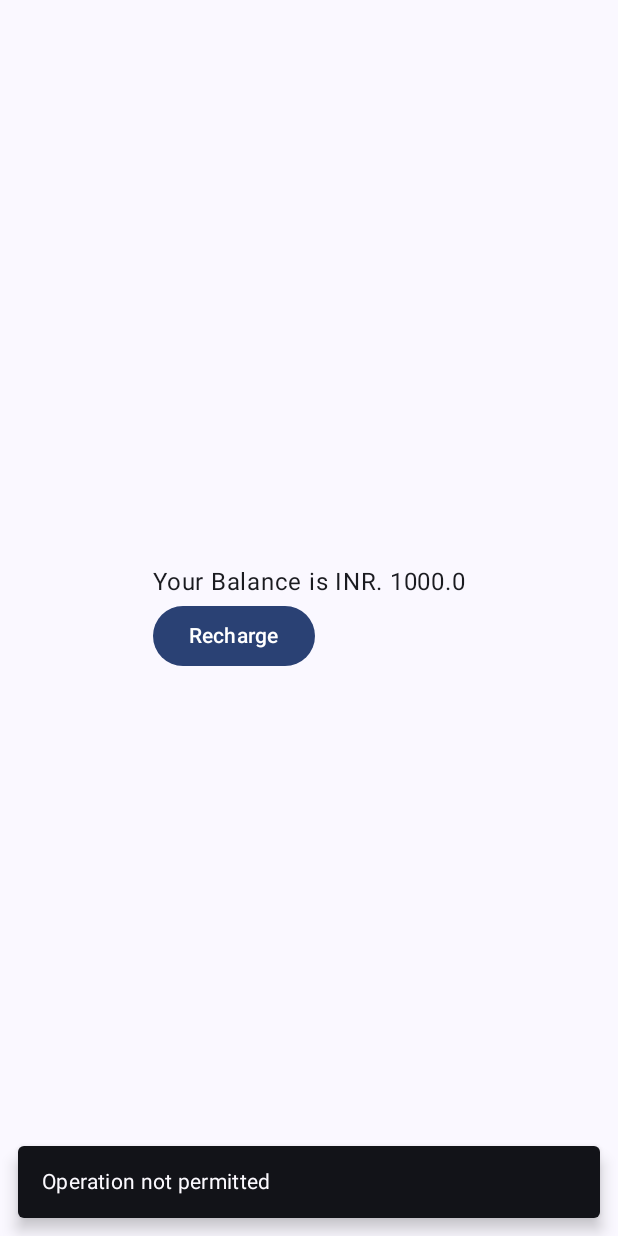
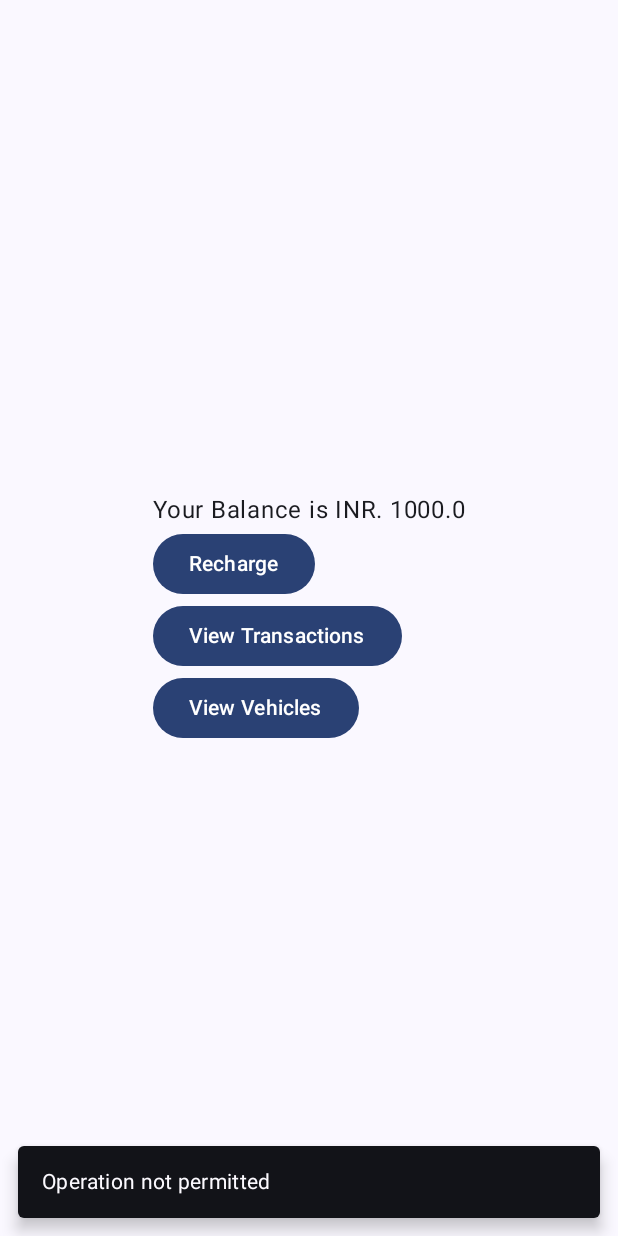
Before and after one commit to jainhardik120/gatepay_android, an Android app built with Jetpack Compose: the composable HomeScreen shown on its own in the app's theme, on a phone screen of 412 x 824 dp. Run offline under Robolectric (Android 15) with nearby library versions, the phone set to English and light mode, and no system bars; our stand-ins replace Dagger/Hilt's generated code; libraries missing offline, so code that uses them is left out: com.razorpay; 1 statement that could not run was skipped.

Commit message:
Added Vehicles and Transactions Screens

```diff
--- a/app/src/main/java/com/jainhardik120/gatepay/ui/BaseViewModel.kt
+++ b/app/src/main/java/com/jainhardik120/gatepay/ui/BaseViewModel.kt
@@ -26,7 +26,7 @@ abstract class BaseViewModel : ViewModel() {
     }
 
     open fun onTextException(message: String) {
-        sendUiEvent(UiEvent.ShowSnackbar(message))
+        sendUiEvent(UiEvent.ShowSnackBar(message))
     }
 
     open fun apiPreExecuting() {
--- a/app/src/main/java/com/jainhardik120/gatepay/ui/CollectUiEvents.kt
+++ b/app/src/main/java/com/jainhardik120/gatepay/ui/CollectUiEvents.kt
@@ -22,7 +22,7 @@ fun CollectUiEvents(
                     navHostController.navigate(event.route)
                 }
 
-                is UiEvent.ShowSnackbar -> {
+                is UiEvent.ShowSnackBar -> {
                     hostState.showSnackbar(event.message)
                 }
 
--- a/app/src/main/java/com/jainhardik120/gatepay/ui/UiEvent.kt
+++ b/app/src/main/java/com/jainhardik120/gatepay/ui/UiEvent.kt
@@ -2,11 +2,11 @@ package com.jainhardik120.gatepay.ui
 
 sealed class UiEvent {
     data class Navigate(val route: String) : UiEvent()
-    data class ShowSnackbar(
+    data class ShowSnackBar(
         val message: String,
         val action: String? = null
     ) : UiEvent()
 
     data class ShowToast(val message: String) : UiEvent()
-    object NavigateBack : UiEvent()
+    data object NavigateBack : UiEvent()
 }
--- a/app/src/main/java/com/jainhardik120/gatepay/ui/presentation/screens/home/HomeScreen.kt
+++ b/app/src/main/java/com/jainhardik120/gatepay/ui/presentation/screens/home/HomeScreen.kt
@@ -4,15 +4,12 @@ import android.Manifest
 import android.content.Intent
 import android.os.Build
 import android.os.Build.VERSION_CODES.TIRAMISU
-import android.util.Log
 import androidx.activity.compose.rememberLauncherForActivityResult
 import androidx.activity.result.contract.ActivityResultContracts
 import androidx.compose.foundation.layout.Box
 import androidx.compose.foundation.layout.Column
 import androidx.compose.foundation.layout.fillMaxSize
 import androidx.compose.foundation.layout.padding
-import androidx.compose.foundation.lazy.LazyColumn
-import androidx.compose.foundation.lazy.itemsIndexed
 import androidx.compose.material3.AlertDialog
 import androidx.compose.material3.Button
 import androidx.compose.material3.Scaffold
@@ -37,10 +34,11 @@ import com.google.accompanist.permissions.ExperimentalPermissionsApi
 import com.google.accompanist.permissions.isGranted
 import com.google.accompanist.permissions.rememberPermissionState
 import com.jainhardik120.gatepay.data.remote.GatepayAPI
-import com.jainhardik120.gatepay.data.remote.dto.Transaction
 import com.jainhardik120.gatepay.ui.BaseViewModel
 import com.jainhardik120.gatepay.ui.CollectUiEvents
 import com.jainhardik120.gatepay.ui.RechargeActivity
+import com.jainhardik120.gatepay.ui.presentation.screens.home.transactions.TransactionsScreen
+import com.jainhardik120.gatepay.ui.presentation.screens.home.vehicles.VehiclesScreen
 import dagger.hilt.android.lifecycle.HiltViewModel
 import javax.inject.Inject
 
@@ -73,15 +71,23 @@ fun HomeScreen() {
                         }) {
                             Text("Recharge")
                         }
+                        Button(onClick = {
+                            navController.navigate("transactions")
+                        }) {
+                            Text(text = "View Transactions")
+                        }
+                        Button(onClick = {
+                            navController.navigate("vehicles")
+                        }) {
+                            Text(text = "View Vehicles")
+                        }
                     }
-                    LazyColumn(content = {
-                        itemsIndexed(state.transactions) { index, item ->
-                            Column {
-                                Text(text = item.transactionId)
-                                Text(text = item.amount)
-                            }
-                        }
-                    })
+                }
+                composable(route = "transactions") {
+                    TransactionsScreen()
+                }
+                composable(route = "vehicles") {
+                    VehiclesScreen()
                 }
             }
         }
@@ -142,24 +148,9 @@ class HomeViewModel @Inject constructor(
         }, onSuccess = {
             _state.value = _state.value.copy(userBalance = it.balance)
         })
-
-        makeApiCall({ api.userTransactions() }) { transactions ->
-            Log.d(TAG, "UserTransactions: ${transactions.size}")
-            transactions.forEach {
-                Log.d(TAG, "UserTransactions: $it")
-            }
-            _state.value = _state.value.copy(transactions = transactions.map { it })
-        }
-
-        makeApiCall({ api.listVehicles() }) {
-            it.forEach {
-                Log.d(TAG, "Vehicle: $it")
-            }
-        }
     }
-
 }
 
 data class HomeState(
-    val userBalance: Double = 1000.0, val transactions: List<Transaction> = emptyList()
+    val userBalance: Double = 1000.0
 )
--- a/app/src/main/java/com/jainhardik120/gatepay/ui/presentation/screens/login/LoginViewModel.kt
+++ b/app/src/main/java/com/jainhardik120/gatepay/ui/presentation/screens/login/LoginViewModel.kt
@@ -121,7 +121,7 @@ class LoginViewModel @Inject constructor(
                         api.login(LoginRequest(state.value.loginEmail, state.value.loginPassword))
                     }, onSuccess = { handleSuccessfulLogin(it) })
                 } else {
-                    sendUiEvent(UiEvent.ShowSnackbar("Email and Password Required"))
+                    sendUiEvent(UiEvent.ShowSnackBar("Email and Password Required"))
                 }
             }
 
@@ -148,7 +148,7 @@ class LoginViewModel @Inject constructor(
             LoginEvent.RegisterButtonClick -> {
                 if (state.value.registerEmail.isNotEmpty() && state.value.registerName.isNotEmpty() && state.value.registerPassword.isNotEmpty() && state.value.confirmPassword.isNotEmpty()) {
                     if (state.value.registerPassword != state.value.confirmPassword) {
-                        sendUiEvent(UiEvent.ShowSnackbar("Password and Confirm Password must match"))
+                        sendUiEvent(UiEvent.ShowSnackBar("Password and Confirm Password must match"))
                     } else {
                         makeApiCall({
                             api.register(
@@ -161,7 +161,7 @@ class LoginViewModel @Inject constructor(
                         }, onSuccess = { handleSuccessfulLogin(it) })
                     }
                 } else {
-                    sendUiEvent(UiEvent.ShowSnackbar("All fields are necessary"))
+                    sendUiEvent(UiEvent.ShowSnackBar("All fields are necessary"))
                 }
             }
 
```
Also changed, not shown: app/src/main/java/com/jainhardik120/gatepay/ui/presentation/screens/home/transactions/Screen.kt (added, +144 -0 lines), app/src/main/java/com/jainhardik120/gatepay/ui/presentation/screens/home/vehicles/Screen.kt (added, +51 -0 lines).
